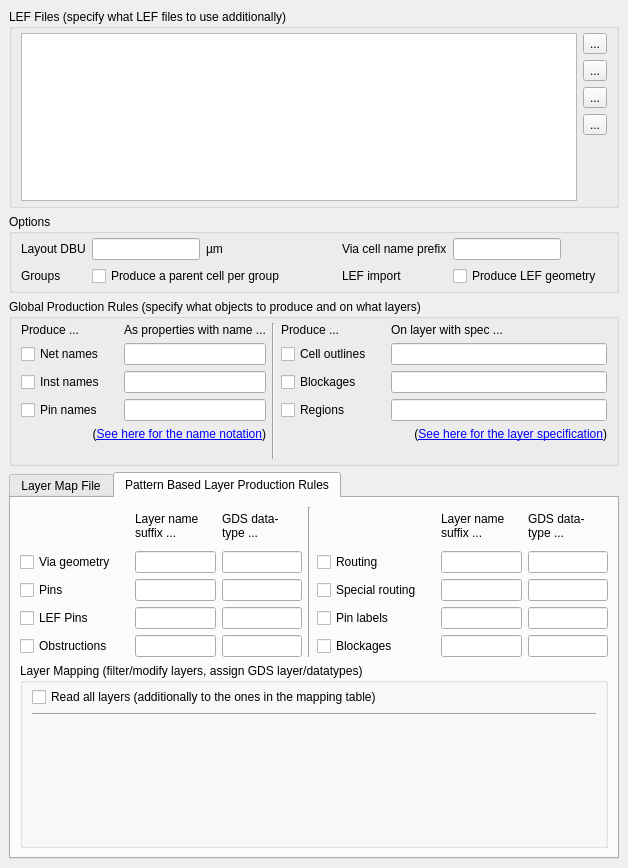
Above: src/plugins/streamers/lefdef/lay_plugin/LEFDEFTechnologyComponentEditor.ui from KLayout/klayout before the change. Below: the same form after it.
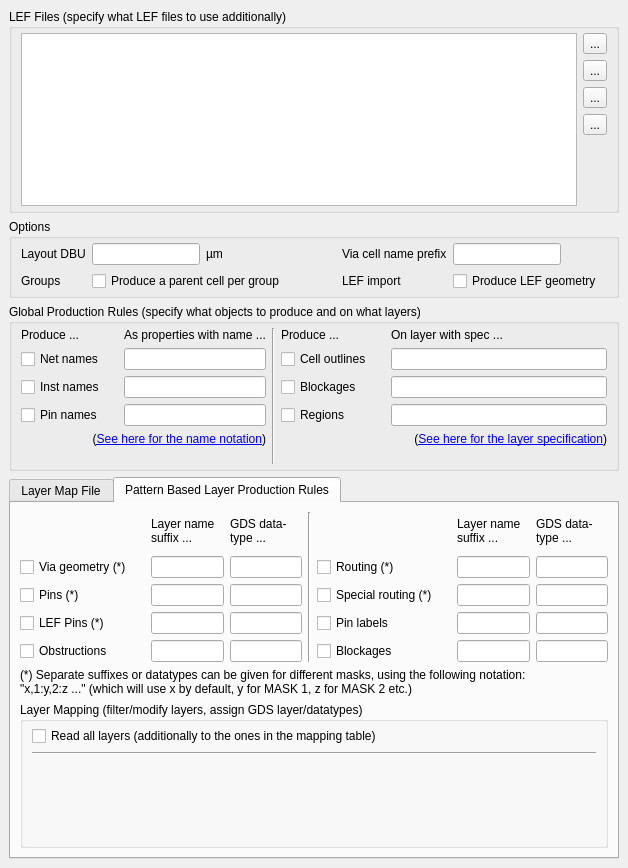
That is the form after the change. Icons and pictures are not drawn. Custom widgets are drawn as their Qt base class.

Commit message: Mask specific suffixes, datatypes for LEF/DEF reader.

Patch:
```diff
--- a/src/plugins/streamers/lefdef/lay_plugin/LEFDEFTechnologyComponentEditor.ui
+++ b/src/plugins/streamers/lefdef/lay_plugin/LEFDEFTechnologyComponentEditor.ui
@@ -370,13 +370,26 @@
       </item>
       <item row="0" column="2" colspan="2">
        <widget class="QLabel" name="label_8">
+        <property name="sizePolicy">
+         <sizepolicy hsizetype="Preferred" vsizetype="Preferred">
+          <horstretch>0</horstretch>
+          <verstretch>0</verstretch>
+         </sizepolicy>
+        </property>
         <property name="text">
          <string>As properties with name ...</string>
         </property>
        </widget>
       </item>
       <item row="2" column="2" colspan="2">
-       <widget class="QLineEdit" name="inst_prop_name"/>
+       <widget class="QLineEdit" name="inst_prop_name">
+        <property name="sizePolicy">
+         <sizepolicy hsizetype="Ignored" vsizetype="Fixed">
+          <horstretch>0</horstretch>
+          <verstretch>0</verstretch>
+         </sizepolicy>
+        </property>
+       </widget>
       </item>
       <item row="0" column="4" rowspan="8">
        <widget class="Line" name="line">
@@ -386,7 +399,14 @@
        </widget>
       </item>
       <item row="2" column="7">
-       <widget class="QLineEdit" name="placement_blockage_layer"/>
+       <widget class="QLineEdit" name="placement_blockage_layer">
+        <property name="sizePolicy">
+         <sizepolicy hsizetype="Ignored" vsizetype="Fixed">
+          <horstretch>0</horstretch>
+          <verstretch>0</verstretch>
+         </sizepolicy>
+        </property>
+       </widget>
       </item>
       <item row="2" column="1">
        <widget class="QLabel" name="label_18">
@@ -399,10 +419,23 @@
        </widget>
       </item>
       <item row="3" column="7">
-       <widget class="QLineEdit" name="region_layer"/>
+       <widget class="QLineEdit" name="region_layer">
+        <property name="sizePolicy">
+         <sizepolicy hsizetype="Ignored" vsizetype="Fixed">
+          <horstretch>0</horstretch>
+          <verstretch>0</verstretch>
+         </sizepolicy>
+        </property>
+       </widget>
       </item>
       <item row="4" column="0" colspan="4">
        <widget class="QLabel" name="help_label">
+        <property name="sizePolicy">
+         <sizepolicy hsizetype="Ignored" vsizetype="Preferred">
+          <horstretch>0</horstretch>
+          <verstretch>0</verstretch>
+         </sizepolicy>
+        </property>
         <property name="text">
          <string>&lt;html&gt;&lt;body&gt;(&lt;a href=&quot;int:/about/variant_notation.xml&quot;&gt;See here for the name notation&lt;/a&gt;)&lt;/body&gt;&lt;/html&gt;</string>
         </property>
@@ -412,7 +445,14 @@
        </widget>
       </item>
       <item row="1" column="2" colspan="2">
-       <widget class="QLineEdit" name="net_prop_name"/>
+       <widget class="QLineEdit" name="net_prop_name">
+        <property name="sizePolicy">
+         <sizepolicy hsizetype="Ignored" vsizetype="Fixed">
+          <horstretch>0</horstretch>
+          <verstretch>0</verstretch>
+         </sizepolicy>
+        </property>
+       </widget>
       </item>
       <item row="3" column="1">
        <widget class="QLabel" name="label_20">
@@ -425,7 +465,14 @@
        </widget>
       </item>
       <item row="3" column="2" colspan="2">
-       <widget class="QLineEdit" name="pin_prop_name"/>
+       <widget class="QLineEdit" name="pin_prop_name">
+        <property name="sizePolicy">
+         <sizepolicy hsizetype="Ignored" vsizetype="Fixed">
+          <horstretch>0</horstretch>
+          <verstretch>0</verstretch>
+         </sizepolicy>
+        </property>
+       </widget>
       </item>
       <item row="3" column="6">
        <widget class="QLabel" name="label_19">
@@ -490,6 +537,12 @@
       </item>
       <item row="0" column="7">
        <widget class="QLabel" name="label_7">
+        <property name="sizePolicy">
+         <sizepolicy hsizetype="Preferred" vsizetype="Preferred">
+          <horstretch>1</horstretch>
+          <verstretch>0</verstretch>
+         </sizepolicy>
+        </property>
         <property name="text">
          <string>On layer with spec ...</string>
         </property>
@@ -536,7 +589,14 @@
        </widget>
       </item>
       <item row="1" column="7">
-       <widget class="QLineEdit" name="outline_layer"/>
+       <widget class="QLineEdit" name="outline_layer">
+        <property name="sizePolicy">
+         <sizepolicy hsizetype="Ignored" vsizetype="Fixed">
+          <horstretch>0</horstretch>
+          <verstretch>0</verstretch>
+         </sizepolicy>
+        </property>
+       </widget>
       </item>
       <item row="3" column="5">
        <widget class="QCheckBox" name="produce_regions">
@@ -589,6 +649,12 @@
       </item>
       <item row="4" column="5" colspan="3">
        <widget class="QLabel" name="help_label2">
+        <property name="sizePolicy">
+         <sizepolicy hsizetype="Ignored" vsizetype="Preferred">
+          <horstretch>0</horstretch>
+          <verstretch>0</verstretch>
+         </sizepolicy>
+        </property>
         <property name="text">
          <string>&lt;html&gt;&lt;body&gt;(&lt;a href=&quot;int:/about/layer_specs.xml&quot;&gt;See here for the layer specification&lt;/a&gt;)&lt;/body&gt;&lt;/html&gt;</string>
         </property>
@@ -731,7 +797,7 @@
           <item row="2" column="5">
            <widget class="QCheckBox" name="produce_special_routing">
             <property name="text">
-             <string>Special routing</string>
+             <string>Special routing (*)</string>
             </property>
            </widget>
           </item>
@@ -846,7 +912,7 @@
           <item row="1" column="5">
            <widget class="QCheckBox" name="produce_routing">
             <property name="text">
-             <string>Routing</string>
+             <string>Routing (*)</string>
             </property>
            </widget>
           </item>
@@ -895,7 +961,7 @@
           <item row="1" column="0">
            <widget class="QCheckBox" name="produce_via_geometry">
             <property name="text">
-             <string>Via geometry</string>
+             <string>Via geometry (*)</string>
             </property>
            </widget>
           </item>
@@ -909,7 +975,7 @@
           <item row="3" column="0">
            <widget class="QCheckBox" name="produce_lef_pins">
             <property name="text">
-             <string>LEF Pins</string>
+             <string>LEF Pins (*)</string>
             </property>
            </widget>
           </item>
@@ -924,7 +990,7 @@
           <item row="2" column="0">
            <widget class="QCheckBox" name="produce_pins">
             <property name="text">
-             <string>Pins</string>
+             <string>Pins (*)</string>
             </property>
            </widget>
           </item>
@@ -1068,6 +1134,17 @@
          </layout>
         </widget>
        </item>
+       <item>
+        <widget class="QLabel" name="label_28">
+         <property name="text">
+          <string>(*) Separate suffixes or datatypes can be given for different masks, using the following notation:
+&quot;x,1:y,2:z ...&quot; (which will use x by default, y for MASK 1, z for MASK 2 etc.)</string>
+         </property>
+         <property name="wordWrap">
+          <bool>true</bool>
+         </property>
+        </widget>
+       </item>
        <item>
         <widget class="QGroupBox" name="groupBox">
          <property name="sizePolicy">
```
Left out of the diff: 40 changed lines with no effect on the pictures. The commit also changes 6 other files.
